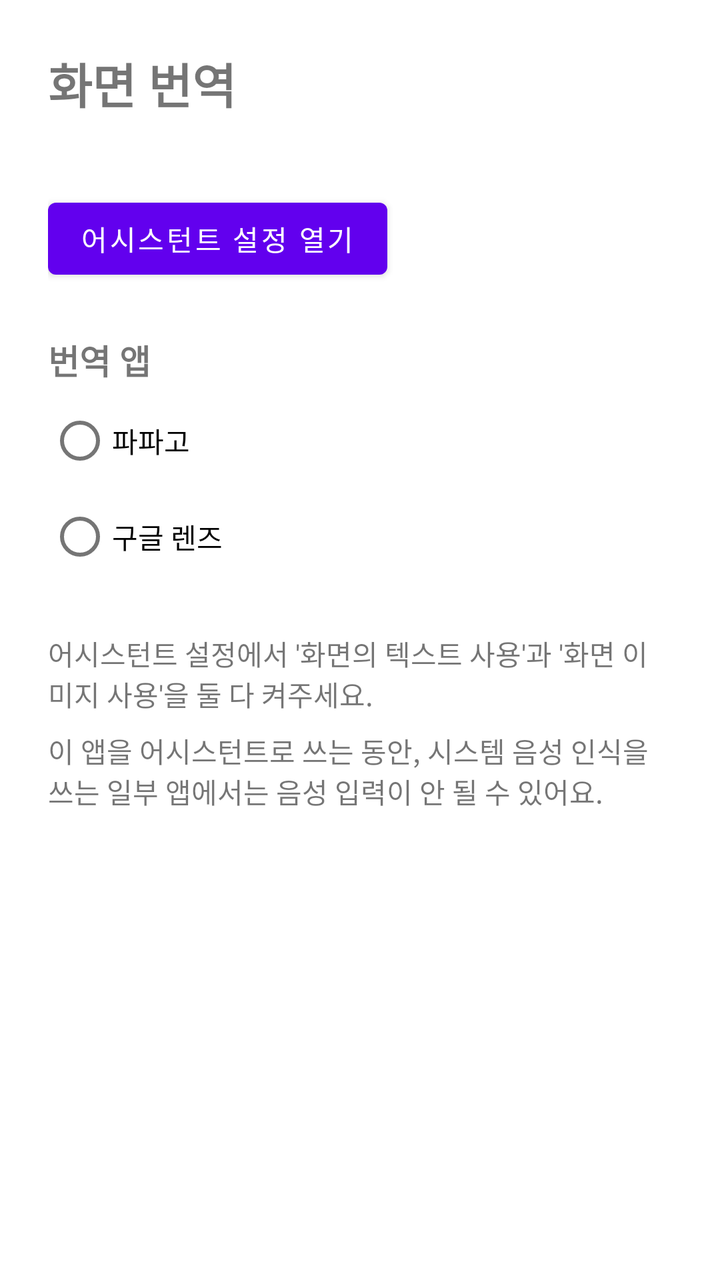
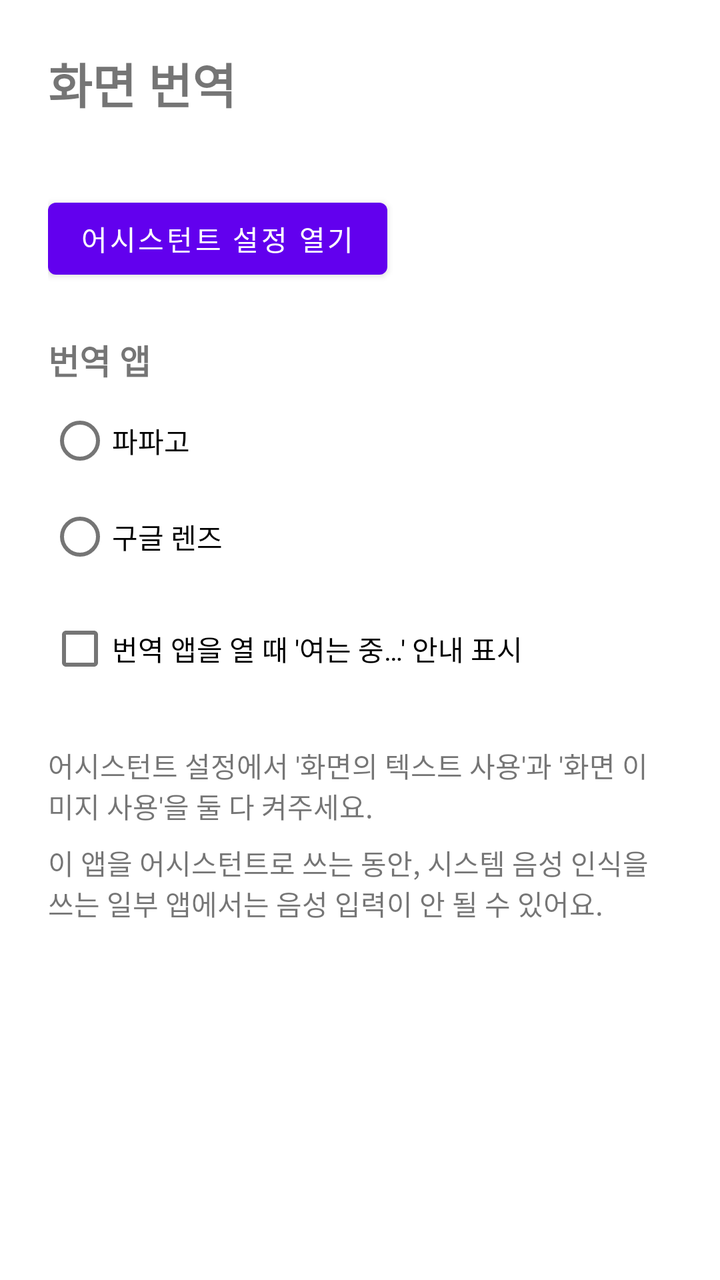

Screens rendered from an Android XML layout before and after an edit, with the pre-edit source and the edit as a unified diff.
<!-- AndroidManifest.xml: fallback theme Theme.MaterialComponents.DayNight.NoActionBar -->
<!-- res/layout/activity_settings.xml -->
<?xml version="1.0" encoding="utf-8"?>
<ScrollView xmlns:android="http://schemas.android.com/apk/res/android"
    android:layout_width="match_parent"
    android:layout_height="match_parent"
    android:fitsSystemWindows="true">

    <LinearLayout
        android:layout_width="match_parent"
        android:layout_height="wrap_content"
        android:orientation="vertical"
        android:padding="24dp">

        <TextView
            android:layout_width="wrap_content"
            android:layout_height="wrap_content"
            android:text="@string/app_name"
            android:textSize="24sp"
            android:textStyle="bold" />

        <TextView
            android:id="@+id/status"
            android:layout_width="wrap_content"
            android:layout_height="wrap_content"
            android:layout_marginTop="8dp"
            android:textSize="15sp" />

        <Button
            android:id="@+id/open_settings"
            android:layout_width="wrap_content"
            android:layout_height="wrap_content"
            android:layout_marginTop="8dp"
            android:text="@string/open_assist_settings" />

        <TextView
            android:layout_width="wrap_content"
            android:layout_height="wrap_content"
            android:layout_marginTop="24dp"
            android:text="@string/target_title"
            android:textSize="17sp"
            android:textStyle="bold" />

        <RadioGroup
            android:id="@+id/target"
            android:layout_width="match_parent"
            android:layout_height="wrap_content"
            android:layout_marginTop="4dp">

            <RadioButton
                android:id="@+id/target_papago"
                android:layout_width="wrap_content"
                android:layout_height="wrap_content"
                android:text="@string/target_papago" />

            <RadioButton
                android:id="@+id/target_google"
                android:layout_width="wrap_content"
                android:layout_height="wrap_content"
                android:text="@string/target_google" />
        </RadioGroup>

        <TextView
            android:layout_width="wrap_content"
            android:layout_height="wrap_content"
            android:layout_marginTop="24dp"
            android:text="@string/notice_screen_settings"
            android:textSize="14sp" />

        <TextView
            android:layout_width="wrap_content"
            android:layout_height="wrap_content"
            android:layout_marginTop="8dp"
            android:text="@string/notice_voice_input"
            android:textSize="14sp" />
    </LinearLayout>
</ScrollView>
<!-- resources referenced by this layout -->
<resources>
  <string name="app_name">화면 번역</string>
  <string name="notice_screen_settings">어시스턴트 설정에서 \'화면의 텍스트 사용\'과 \'화면 이미지 사용\'을 둘 다 켜주세요.</string>
  <string name="notice_voice_input">이 앱을 어시스턴트로 쓰는 동안, 시스템 음성 인식을 쓰는 일부 앱에서는 음성 입력이 안 될 수 있어요.</string>
  <string name="open_assist_settings">어시스턴트 설정 열기</string>
  <string name="target_google">구글 렌즈</string>
  <string name="target_papago">파파고</string>
  <string name="target_title">번역 앱</string>
</resources>

<!-- the commit's change to res/layout/activity_settings.xml (unified diff, before → after) -->
@@ -58,6 +58,13 @@
                 android:text="@string/target_google" />
         </RadioGroup>
 
+        <CheckBox
+            android:id="@+id/opening_toast"
+            android:layout_width="wrap_content"
+            android:layout_height="wrap_content"
+            android:layout_marginTop="8dp"
+            android:text="@string/opening_toast_option" />
+
         <TextView
             android:layout_width="wrap_content"
             android:layout_height="wrap_content"
<!-- resource entries referenced after the edit -->
@@ -4,6 +4,7 @@
   <string name="notice_screen_settings">어시스턴트 설정에서 \'화면의 텍스트 사용\'과 \'화면 이미지 사용\'을 둘 다 켜주세요.</string>
   <string name="notice_voice_input">이 앱을 어시스턴트로 쓰는 동안, 시스템 음성 인식을 쓰는 일부 앱에서는 음성 입력이 안 될 수 있어요.</string>
   <string name="open_assist_settings">어시스턴트 설정 열기</string>
+  <string name="opening_toast_option">번역 앱을 열 때 \'여는 중…\' 안내 표시</string>
   <string name="target_google">구글 렌즈</string>
   <string name="target_papago">파파고</string>
   <string name="target_title">번역 앱</string>
